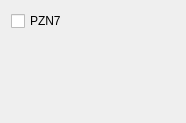
First picture: the form in frontend_qt/grpPZN.ui, repository zint/zint, before the edit.
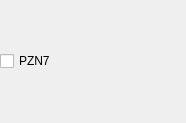
Second picture: the form after the edit.

What changed in the file:
```diff
--- a/frontend_qt/grpPZN.ui
+++ b/frontend_qt/grpPZN.ui
@@ -19,7 +19,22 @@
   <property name="windowTitle">
    <string>Form</string>
   </property>
-  <layout class="QVBoxLayout" name="verticalLayout">
+  <layout class="QVBoxLayout" name="vLayoutPZN">
+   <property name="contentMargins">
+    <number>0</number>
+   </property>
+   <property name="leftMargin">
+    <number>0</number>
+   </property>
+   <property name="topMargin">
+    <number>0</number>
+   </property>
+   <property name="rightMargin">
+    <number>0</number>
+   </property>
+   <property name="bottomMargin">
+    <number>0</number>
+   </property>
    <item>
     <widget class="QCheckBox" name="chkPZN7">
      <property name="text">
@@ -33,19 +48,6 @@
      </property>
     </widget>
    </item>
-   <item>
-    <spacer name="verticalSpacer">
-     <property name="orientation">
-      <enum>Qt::Vertical</enum>
-     </property>
-     <property name="sizeHint" stdset="0">
-      <size>
-       <width>20</width>
-       <height>40</height>
-      </size>
-     </property>
-    </spacer>
-   </item>
   </layout>
  </widget>
  <resources/>
```
